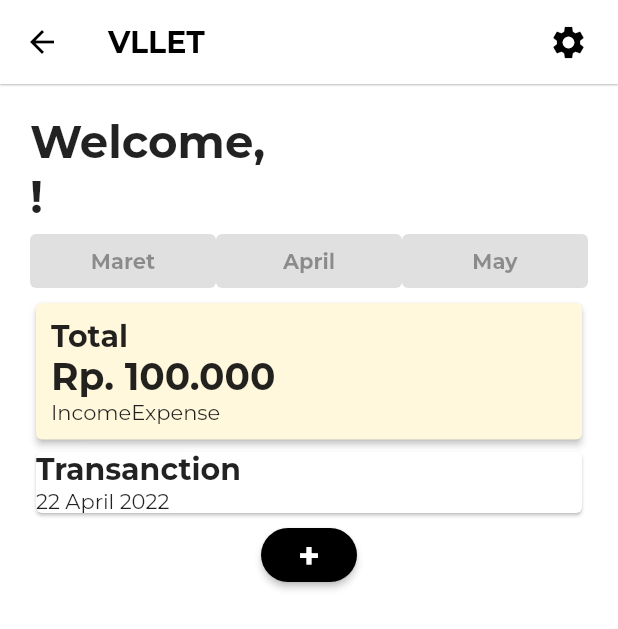
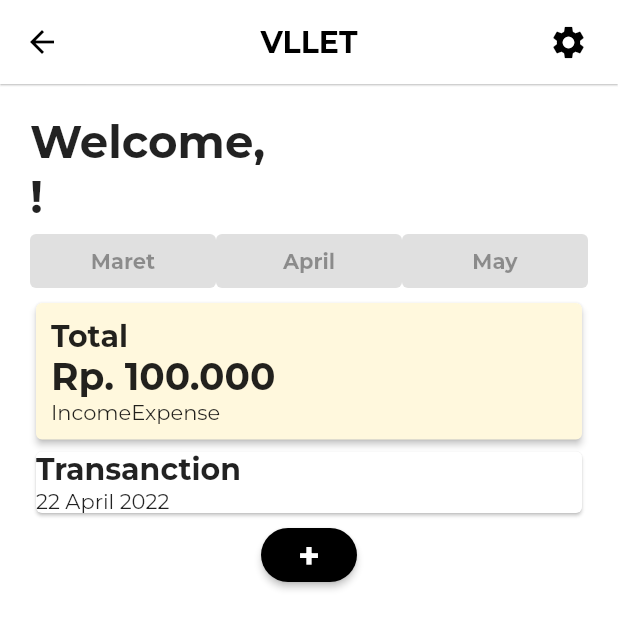
Before and after one commit to mjudianto/VLLET, a Flutter app: the screen it shows after launch, after a tap on an icon or button, on a phone screen of 412 x 824 dp. Shown: the top 629 px of the screen. Run offline on Flutter 3.47's test engine with Material 2 defaults, Android fonts, the phone set to English and light mode, and no system bars.

Commit message:
Setting Appbar

```diff
--- a/lib/pages/addtransaction.dart
+++ b/lib/pages/addtransaction.dart
@@ -13,7 +13,10 @@ class _AddTransactionState extends State<AddTransaction> {
     return Scaffold(
       appBar: AppBar(
         centerTitle: mounted,
-        title: const Text("Vllet"),
+        title: const Text(
+          "VLLET",
+          style: TextStyle(fontWeight: FontWeight.bold),
+        ),
         foregroundColor: Colors.black,
         backgroundColor: Colors.white,
         elevation: 0.5,
--- a/lib/pages/home.dart
+++ b/lib/pages/home.dart
@@ -1,22 +1,24 @@
-import 'package:flutter/src/foundation/key.dart';
-import 'package:flutter/src/widgets/framework.dart';
-
 import 'package:flutter/material.dart';
 import 'package:vllet/pages/addtransaction.dart';
 import 'package:vllet/pages/setting.dart';
 
-class Home extends StatelessWidget {
+class Home extends StatefulWidget {
+  Home({Key? key, required this.username}) : super(key: key);
   String username;
-  Home(this.username);
+  @override
+  State<Home> createState() => _HomeState();
+}
 
+class _HomeState extends State<Home> {
   @override
   Widget build(BuildContext context) {
     return Scaffold(
       appBar: AppBar(
-        title: const Text("VLLET",
-            style: TextStyle(
-              fontWeight: FontWeight.bold,
-            )),
+        centerTitle: mounted,
+        title: const Text(
+          "VLLET",
+          style: TextStyle(fontWeight: FontWeight.bold),
+        ),
         foregroundColor: Colors.black,
         backgroundColor: Colors.white,
         elevation: 0.5,
@@ -44,7 +46,7 @@ class Home extends StatelessWidget {
           crossAxisAlignment: CrossAxisAlignment.stretch,
           children: [
             Text(
-              "Welcome, \n" + username + "!",
+              "Welcome, \n" + widget.username + "!",
               style: TextStyle(
                 fontSize: 30,
                 fontWeight: FontWeight.w700,
--- a/lib/pages/register.dart
+++ b/lib/pages/register.dart
@@ -4,9 +4,7 @@ import 'package:flutter/src/widgets/framework.dart';
 
 import './home.dart';
 
-
 class Register extends StatelessWidget {
-
   final myController = TextEditingController();
 
   @override
@@ -38,7 +36,8 @@ class Register extends StatelessWidget {
                       style: TextStyle(
                         color: Colors.white,
                         fontSize: 50,
-                        fontWeight: FontWeight.w700,),
+                        fontWeight: FontWeight.w700,
+                      ),
                     ),
                   ),
                 ),
@@ -60,15 +59,14 @@ class Register extends StatelessWidget {
                       Center(
                         child: Align(
                           alignment: Alignment.bottomCenter,
-                          child : TextField(
+                          child: TextField(
                             controller: myController,
                             decoration: InputDecoration(
                                 border: null,
                                 hintText: 'Your Name',
                                 hintStyle: TextStyle(
                                   fontSize: 20,
-                              )
-                            ),
+                                )),
                           ),
                         ),
                       ),
@@ -80,13 +78,15 @@ class Register extends StatelessWidget {
                           child: ElevatedButton(
                               style: ElevatedButton.styleFrom(
                                 primary: Colors.black,
-                              shape: RoundedRectangleBorder(borderRadius: BorderRadius.circular(20)),
+                                shape: RoundedRectangleBorder(
+                                    borderRadius: BorderRadius.circular(20)),
                               ),
                               onPressed: () {
                                 Navigator.push(
                                   context,
                                   MaterialPageRoute(
-                                  builder: (context) => Home(myController.text)),
+                                      builder: (context) =>
+                                          Home(username: myController.text)),
                                 );
                               },
                               child: Text(
@@ -96,8 +96,7 @@ class Register extends StatelessWidget {
                                   fontSize: 25,
                                   fontWeight: FontWeight.w700,
                                 ),
-                            )
-                          ),
+                              )),
                         ),
                       )
                     ],
--- a/lib/pages/setting.dart
+++ b/lib/pages/setting.dart
@@ -14,7 +14,10 @@ class _SettingState extends State<Setting> {
     return Scaffold(
       appBar: AppBar(
         centerTitle: mounted,
-        title: const Text("VLLET"),
+        title: const Text(
+          "VLLET",
+          style: TextStyle(fontWeight: FontWeight.bold),
+        ),
         foregroundColor: Colors.black,
         backgroundColor: Colors.white,
         elevation: 0.5,
@@ -32,10 +35,8 @@ class _SettingState extends State<Setting> {
             ElevatedButton(
               onPressed: () {
                 Navigator.push(
-                context,
-                MaterialPageRoute(
-                  builder: (context) => Account()
-                  ),
+                  context,
+                  MaterialPageRoute(builder: (context) => Account()),
                 );
               },
               style: ElevatedButton.styleFrom(
```
Lines whose indentation alone changed are shown as unchanged.
